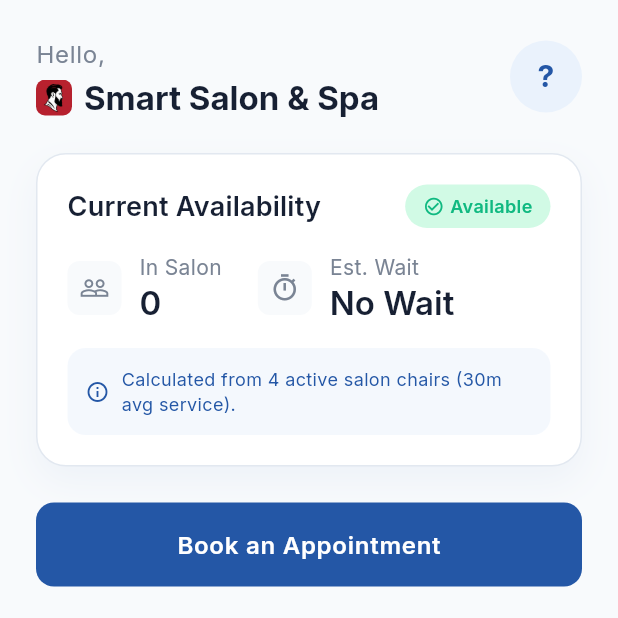
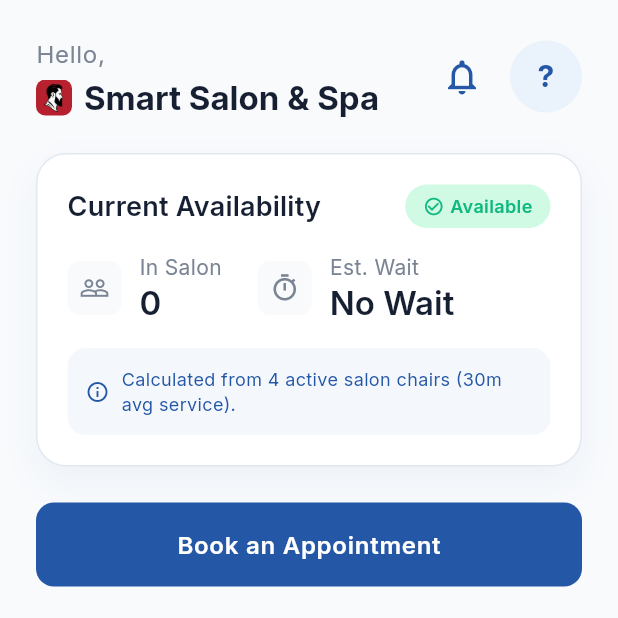
Before and after one commit to jnishantand/smartcut, a Flutter app: the screen it shows once a user with an empty profile is signed in, on a phone screen of 412 x 824 dp, the top half of it. Run offline on Flutter 3.47's test engine with Material 3 defaults, Android fonts, the phone set to English and light mode, and no system bars; our stand-ins replace cloud_firestore, cloud_functions, firebase_auth, firebase_core, firebase_messaging, flutter_local_notifications and 2 more; missing offline and left inert: razorpay_flutter; accounts and stored records are empty.

Commit message:
Enable instant Admin broadcast notifications to all customer devices with bell icon in Customer Header

```diff
--- a/lib/screens/customer/home/customer_home_screen.dart
+++ b/lib/screens/customer/home/customer_home_screen.dart
@@ -9,6 +9,7 @@ import '../../../services/firestore_service.dart';
 import '../../../models/salon_service.dart';
 import '../../../models/booking.dart';
 import '../../../providers/booking_provider.dart';
+import '../../notifications/notification_history_screen.dart';
 import '../booking/service_selection_screen.dart';
 import '../booking/staff_selection_screen.dart';
 
@@ -76,6 +77,19 @@ class CustomerHomeScreen extends StatelessWidget {
                   ),
                 ],
               ),
+              Row(
+                children: [
+                  IconButton(
+                    icon: const Icon(Icons.notifications_outlined, color: AppColors.primary, size: 28),
+                    tooltip: 'Notifications',
+                    onPressed: () {
+                      Navigator.push(
+                        context,
+                        MaterialPageRoute(builder: (_) => const NotificationHistoryScreen()),
+                      );
+                    },
+                  ),
+                  const SizedBox(width: 8),
                   CircleAvatar(
                     radius: 24,
                     backgroundColor: AppColors.secondary,
@@ -83,6 +97,8 @@ class CustomerHomeScreen extends StatelessWidget {
                       isLoading || name.isEmpty ? '?' : name[0].toUpperCase(),
                       style: const TextStyle(color: AppColors.primary, fontWeight: FontWeight.bold, fontSize: 20)
                     ),
+                  ),
+                ],
               ),
             ],
           ),
--- a/lib/screens/notifications/notification_history_screen.dart
+++ b/lib/screens/notifications/notification_history_screen.dart
@@ -20,7 +20,7 @@ class NotificationHistoryScreen extends StatelessWidget {
       body: StreamBuilder<QuerySnapshot>(
         stream: FirebaseFirestore.instance
             .collection('notifications')
-            .where('userId', isEqualTo: user.uid)
+            .where('userId', whereIn: [user.uid, 'all'])
             .orderBy('createdAt', descending: true)
             .snapshots(),
         builder: (context, snapshot) {
```
Also changed, not shown: lib/screens/admin/send_custom_notification_screen.dart (+24 -7 lines). Lines whose indentation alone changed are shown as unchanged.
